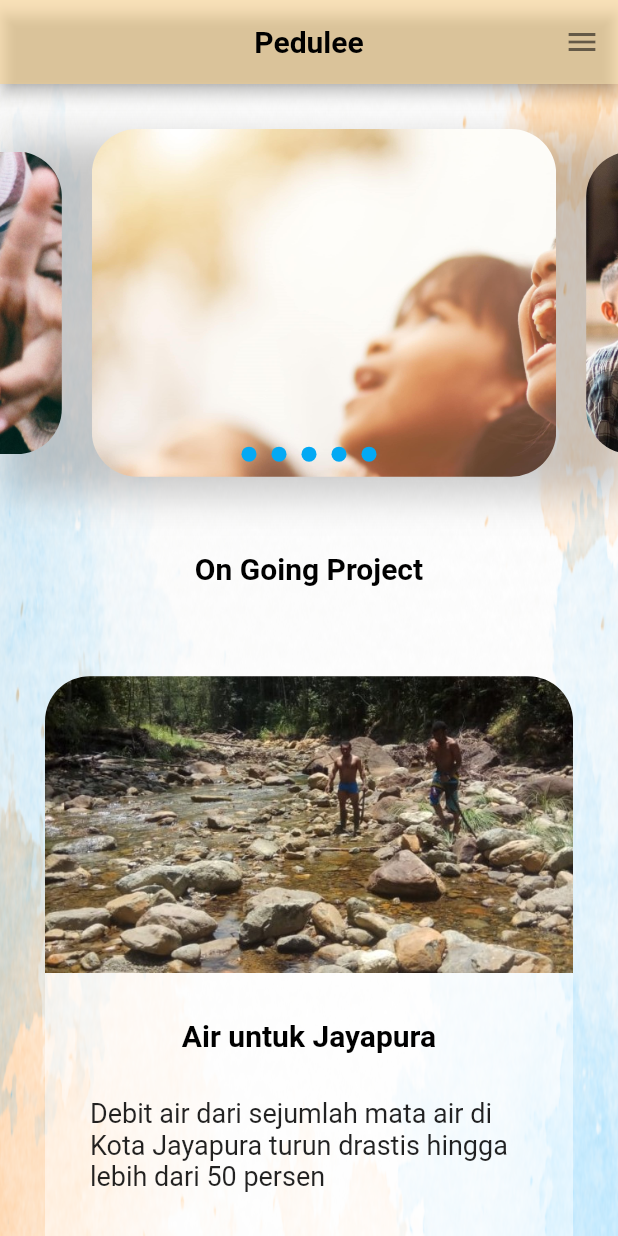
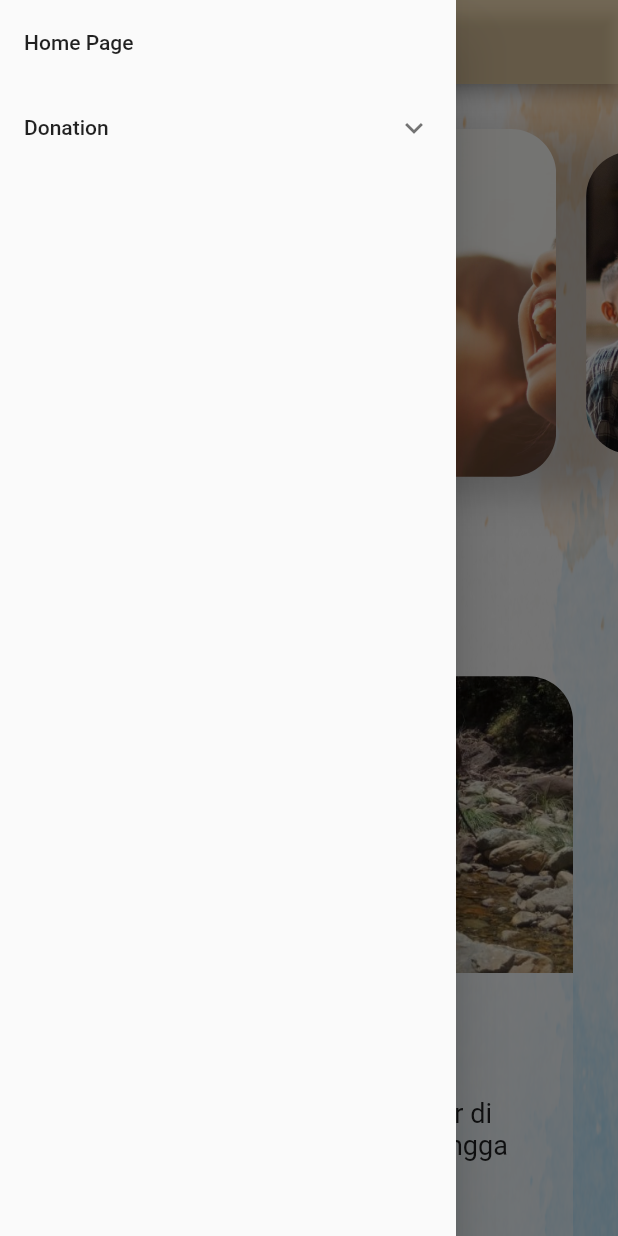
Before and after one commit to dikkisetiawan/pedulee-mobile, a Flutter app: the screen it shows after launch, with the side drawer open (before the commit the screen has no drawer), on a phone screen of 412 x 824 dp. Run offline on Flutter 3.47's test engine with Material 2 defaults, Android fonts, the phone set to English and light mode, and no system bars; drawn by our look-alikes of carousel_slider.

Commit message:
revisi finish

```diff
--- a/lib/apps/money/pages/money.dart
+++ b/lib/apps/money/pages/money.dart
@@ -22,7 +22,7 @@ class _MoneyDonationPageState extends State<MoneyDonationPage> {
   Widget build(BuildContext context) {
     return Scaffold(
       appBar: AppBar(
-                title: Text('Money Donation'),
+        title: const Text('Money Donation'),
       ),
       // Menambahkan drawer menu
       drawer: drawerBuild(context),
@@ -165,13 +165,14 @@ class _MoneyDonationPageState extends State<MoneyDonationPage> {
                     },
                   ),
                 ),
-                            Padding( // https://stackoverflow.com/a/69424783
+                Padding(
+                  // https://stackoverflow.com/a/69424783
                   padding: const EdgeInsets.all(8.0),
                   child: InputDecorator(
                     decoration: InputDecoration(
                       border: OutlineInputBorder(
                           borderRadius: BorderRadius.circular(5.0)),
-                                  contentPadding: EdgeInsets.all(10),
+                      contentPadding: const EdgeInsets.all(10),
                     ),
                     child: ButtonTheme(
                       materialTapTargetSize: MaterialTapTargetSize.padded,
@@ -240,7 +241,8 @@ class _MoneyDonationPageState extends State<MoneyDonationPage> {
                     ),
                     onPressed: () {
                       if (_formKey.currentState!.validate()) {
-                                    ListMoney.data.add(Money(fullName, email, phoneNumber, amount, paymentMethod, ccNumber));
+                        ListMoney.data.add(Money(fullName, email, phoneNumber,
+                            amount, paymentMethod, ccNumber));
                       }
                     },
                     child: const Text(
--- a/lib/home_screen.dart
+++ b/lib/home_screen.dart
@@ -1,5 +1,6 @@
 import 'package:flutter/material.dart';
 import 'package:carousel_slider/carousel_slider.dart';
+import 'package:pedulee/widgets/drawer.dart';
 
 class HomeScreen extends StatelessWidget {
   const HomeScreen({super.key});
@@ -8,6 +9,7 @@ class HomeScreen extends StatelessWidget {
   Widget build(BuildContext context) {
     return SafeArea(
       child: Scaffold(
+        drawer: drawerBuild(context),
         appBar: appBarWidget(),
         body: bodyWidget(context),
       ),
@@ -82,18 +84,10 @@ class HomeScreen extends StatelessWidget {
           const SizedBox(
             height: 20,
           ),
-          Text('Proyek Tengah Semester PBP B-10'),
+          const Text('Proyek Tengah Semester PBP B-10'),
           const SizedBox(
             height: 30,
           ),
-          titleWidget('Contributors'),
-          const SizedBox(
-            height: 20,
-          ),
-          Center(
-            child: Text(
-                'Alvin Widi Nugroho \nDaffa Muhammad Faizan \nGhayda Rafa Hernawan \nMarietha Asnat Nauli Sitompul \nRakhan Yusuf Rivesa'),
-          )
         ],
       );
 
@@ -139,14 +133,6 @@ class HomeScreen extends StatelessWidget {
       backgroundColor: Colors.orangeAccent.shade100.withOpacity(0.5),
       title: titleWidget('Pedulee'),
       centerTitle: true,
-      actions: [
-        IconButton(
-            onPressed: () {},
-            icon: const Icon(
-              Icons.menu,
-              color: Colors.black54,
-            ))
-      ],
     );
   }
 
--- a/lib/main.dart
+++ b/lib/main.dart
@@ -28,7 +28,7 @@ class MyApp extends StatelessWidget {
         // is not restarted.
         primarySwatch: Colors.blue,
       ),
-      home: HomeScreen(),
+      home: const HomeScreen(),
     );
   }
 }
--- a/lib/widgets/drawer.dart
+++ b/lib/widgets/drawer.dart
@@ -1,4 +1,5 @@
 import 'package:flutter/material.dart';
+import 'package:pedulee/home_screen.dart';
 import 'package:pedulee/main.dart';
 import 'package:pedulee/apps/money/pages/money.dart';
 
@@ -13,7 +14,7 @@ Drawer drawerBuild(BuildContext context) {
             // Route menu ke counter
             Navigator.pushReplacement(
               context,
-              MaterialPageRoute(builder: (context) => const MyHomePage()),
+              MaterialPageRoute(builder: (context) => const HomeScreen()),
             );
           },
         ),
```
Lines whose indentation alone changed are shown as unchanged.
